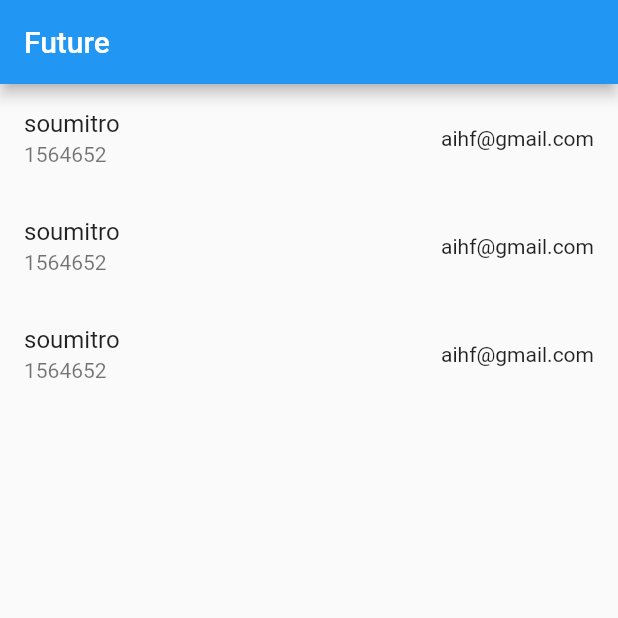
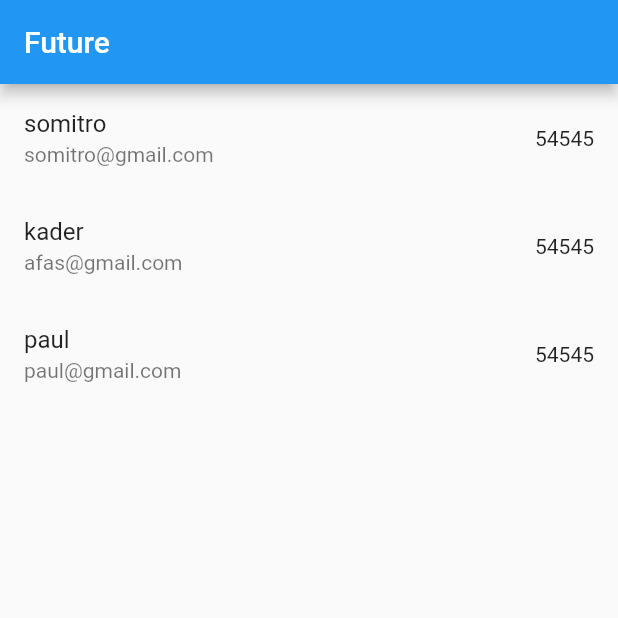
Before and after one commit to SoumitroKarmaker/FutureBuilder, a Flutter app: the screen it shows after launch, on a phone screen of 412 x 824 dp, the top half of it. Run offline on Flutter 3.47's test engine with Material 2 defaults, Android fonts, the phone set to English and light mode, and no system bars.

Commit message:
frist commit

```diff
--- a/lib/home.dart
+++ b/lib/home.dart
@@ -2,37 +2,26 @@ import 'package:flutter/material.dart';
 import 'package:practice/student_data.dart';
 
 class Home extends StatefulWidget {
-
   @override
   State<Home> createState() => _HomeState();
 }
 
 class _HomeState extends State<Home> {
-
-
-
   @override
   Widget build(BuildContext context) {
     return Scaffold(
-        appBar: AppBar(
-          title: Text('Future'),
-        ),
-      body: FutureBuilder(future: Info().getData(),
-        builder: (BuildContext context,snapshot) {
-        if(snapshot.hasData){
-          return ListView.builder(itemCount: snapshot.data?.length ,
-              itemBuilder: (context, index){
-                return ListTile(
-                  title: Text(snapshot.data ![index].name),
-                  subtitle: Text(snapshot.data ![index].roll),
-                  trailing: Text(snapshot.data ![index].email),
-                );
-              });
-        }
-        else{
-          return const Center(child: CircularProgressIndicator());
-        }
-        },)
+      appBar: AppBar(
+        title: Text('Future'),
+      ),
+      body: ListView.builder(
+          itemCount: StudentData().studentData.length,
+          itemBuilder: (context, index) {
+            return ListTile(
+              title: Text(StudentData().studentData[index].name),
+              subtitle: Text(StudentData().studentData[index].email),
+              trailing: Text(StudentData().studentData[index].roll),
+            );
+          }),
     );
   }
 }
--- a/lib/model.dart
+++ b/lib/model.dart
@@ -1,8 +1,8 @@
 class Model{
-  String name;
-  String roll;
-  String phone;
-  String email;
+  String  name;
+  String  roll;
+  String  email;
 
-  Model({required this.name, required this.roll, required this.phone, required this.email});
+  Model({required this.name, required this.roll, required this.email});
+
 }
--- a/lib/student_data.dart
+++ b/lib/student_data.dart
@@ -1,15 +1,9 @@
 import 'package:practice/model.dart';
 
-class Info{
-  List <Model> _studentData =[
-    Model(name: 'soumitro', roll: '1564652', phone: '0514562120', email: 'aihf@gmail.com'),
-    Model(name: 'soumitro', roll: '1564652', phone: '0514562120', email: 'aihf@gmail.com'),
-    Model(name: 'soumitro', roll: '1564652', phone: '0514562120', email: 'aihf@gmail.com'),
+class StudentData{
+  List<Model> studentData = [
+    Model(name: 'somitro', roll: '54545', email: 'somitro@gmail.com'),
+    Model(name: 'kader', roll: '54545', email: 'afas@gmail.com'),
+    Model(name: 'paul', roll: '54545', email: 'paul@gmail.com'),
   ];
-
-  Future<List<Model>> getData() async {
-   await Future.delayed(Duration(seconds: 5));
-    return _studentData;
-  }
-
 }
```
